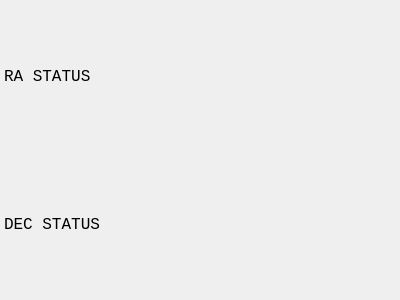
First picture: the form in StatusWidget.ui, repository jiangzhuti/jztgoto, before the edit.
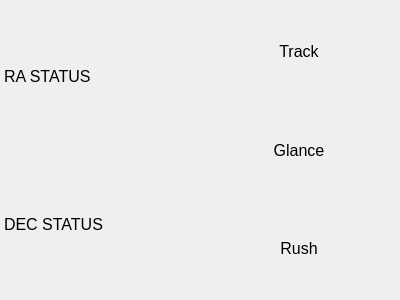
Second picture: the form after the edit.

Commit message: re-design three control mode: trace, glance, rush

```diff
--- a/StatusWidget.ui
+++ b/StatusWidget.ui
@@ -12,14 +12,13 @@
   </property>
   <property name="font">
    <font>
-    <family>Monospace</family>
     <pointsize>12</pointsize>
    </font>
   </property>
   <property name="windowTitle">
    <string>Form</string>
   </property>
-  <layout class="QVBoxLayout" name="verticalLayout_2">
+  <layout class="QHBoxLayout" name="horizontalLayout">
    <property name="spacing">
     <number>4</number>
    </property>
@@ -53,6 +52,46 @@
      </item>
     </layout>
    </item>
+   <item>
+    <layout class="QVBoxLayout" name="verticalLayout_2">
+     <item>
+      <widget class="QLabel" name="label_track">
+       <property name="font">
+        <font>
+         <pointsize>12</pointsize>
+         <kerning>true</kerning>
+        </font>
+       </property>
+       <property name="text">
+        <string>Track</string>
+       </property>
+       <property name="alignment">
+        <set>Qt::AlignCenter</set>
+       </property>
+      </widget>
+     </item>
+     <item>
+      <widget class="QLabel" name="label_glance">
+       <property name="text">
+        <string>Glance</string>
+       </property>
+       <property name="alignment">
+        <set>Qt::AlignCenter</set>
+       </property>
+      </widget>
+     </item>
+     <item>
+      <widget class="QLabel" name="label_rush">
+       <property name="text">
+        <string>Rush</string>
+       </property>
+       <property name="alignment">
+        <set>Qt::AlignCenter</set>
+       </property>
+      </widget>
+     </item>
+    </layout>
+   </item>
   </layout>
  </widget>
  <resources/>
```
The commit also changes 9 other files.
